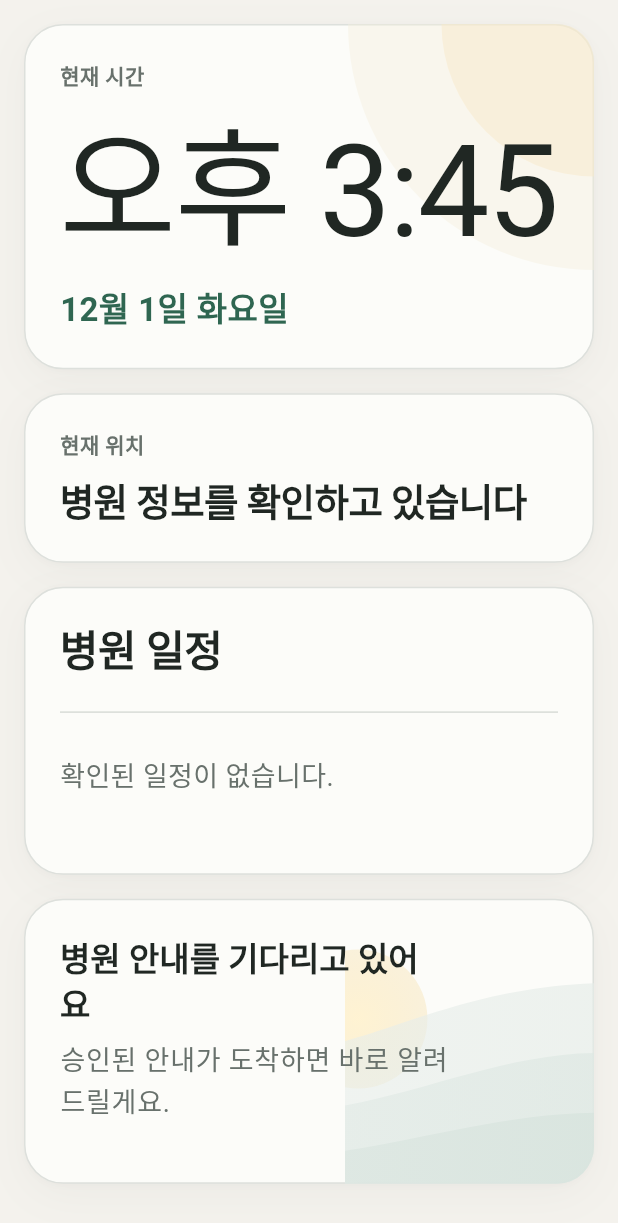
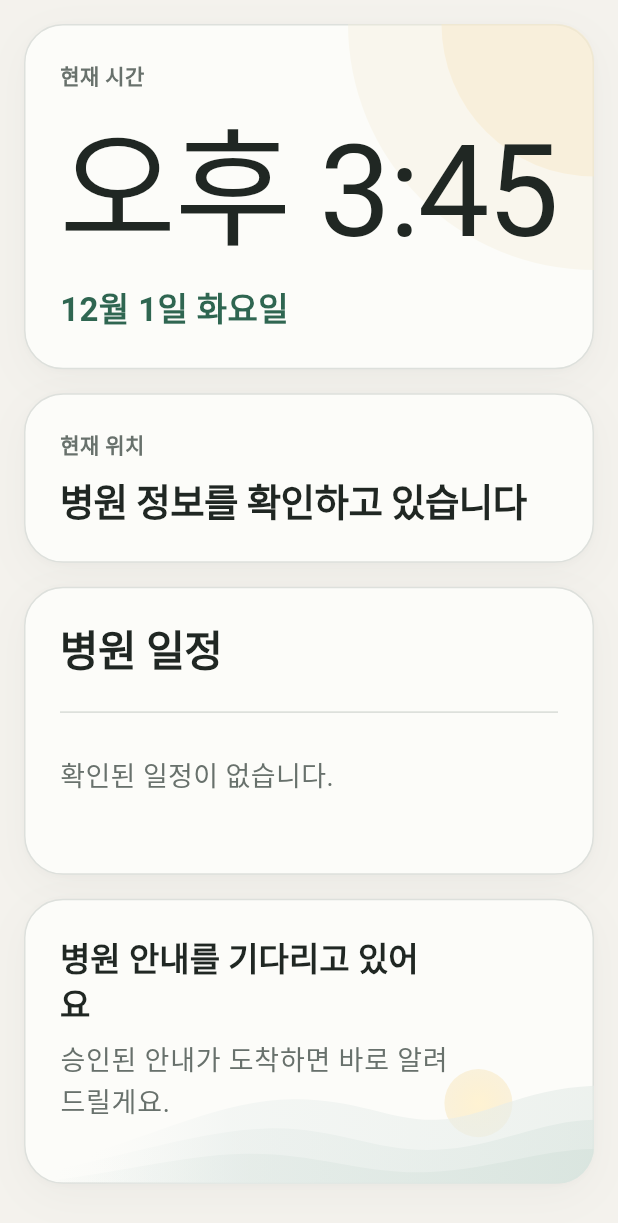
Before and after one commit to GracieRho/KoF5-TTS-delirium, a Flutter app: the screen it shows after launch, on a phone screen of 412 x 824 dp. Shown: the top 1223 px of the screen. Run offline on Flutter 3.47's test engine with Material 3 defaults, Android fonts, the light colour scheme and no system bars; our stand-ins replace flutter_svg; missing offline and left inert: record; Roboto replaces fonts that are missing (Pretendard).

Commit message:
fix: smooth portrait guidance artwork

```diff
--- a/apps/patient_ipad/lib/screens/bedside_screen.dart
+++ b/apps/patient_ipad/lib/screens/bedside_screen.dart
@@ -200,7 +200,7 @@ class _StackedLayout extends StatelessWidget {
             clipBehavior: Clip.none,
             children: [
               const Positioned(
-                left: 190,
+                left: -24,
                 right: -24,
                 bottom: -24,
                 height: 166,
--- a/apps/patient_ipad/lib/widgets/ambient_artwork.dart
+++ b/apps/patient_ipad/lib/widgets/ambient_artwork.dart
@@ -26,8 +26,8 @@ class GuidanceLandscapeArtwork extends StatelessWidget {
       key: const ValueKey('guidance-landscape-artwork'),
       child: SvgPicture.asset(
         'assets/images/guidance_landscape.svg',
-        fit: BoxFit.cover,
-        alignment: Alignment.centerRight,
+        fit: BoxFit.fitWidth,
+        alignment: Alignment.bottomRight,
       ),
     ),
   );
```
Also changed, not shown: 2 other files.
